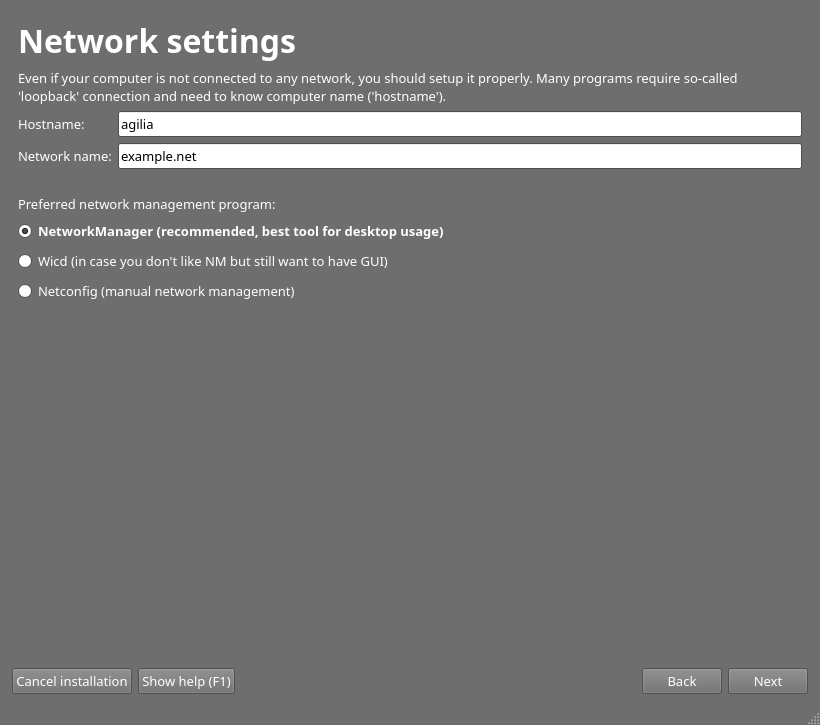
First picture: the form in guiinstaller/guisetup/mainwindow.ui, repository aix27249/mpkg, before the edit.
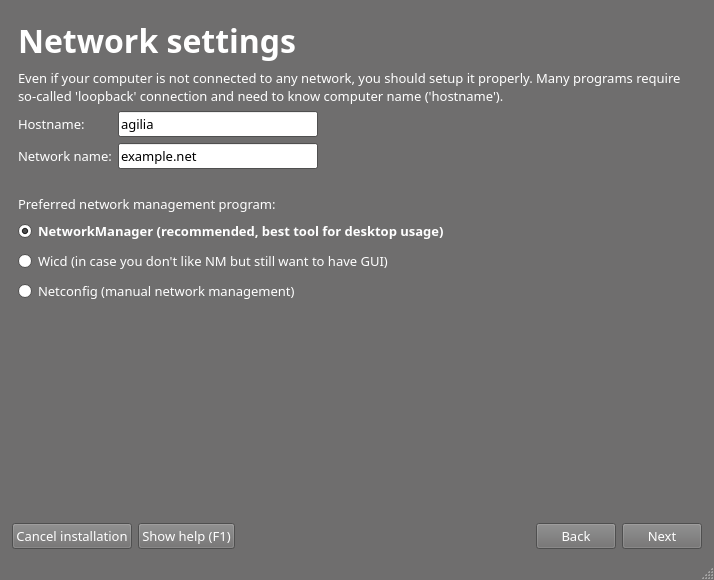
Second picture: the form after the edit. The open tabs and pages were chosen to show the change. Icons and pictures are not drawn.

Commit message: "oh shi, i did it" (c) - fixed window sizes (damn X11 no-standard-do-like-you-want things)

```diff
--- a/guiinstaller/guisetup/mainwindow.ui
+++ b/guiinstaller/guisetup/mainwindow.ui
@@ -6,8 +6,8 @@
    <rect>
     <x>0</x>
     <y>0</y>
-    <width>820</width>
-    <height>725</height>
+    <width>714</width>
+    <height>580</height>
    </rect>
   </property>
   <property name="sizePolicy">
@@ -16,6 +16,18 @@
     <verstretch>0</verstretch>
    </sizepolicy>
   </property>
+  <property name="minimumSize">
+   <size>
+    <width>400</width>
+    <height>300</height>
+   </size>
+  </property>
+  <property name="maximumSize">
+   <size>
+    <width>800</width>
+    <height>580</height>
+   </size>
+  </property>
   <property name="palette">
    <palette>
     <active>
@@ -440,6 +452,12 @@
    <string>AgiliaLinux Setup</string>
   </property>
   <widget class="QWidget" name="centralwidget">
+   <property name="sizePolicy">
+    <sizepolicy hsizetype="Expanding" vsizetype="Expanding">
+     <horstretch>0</horstretch>
+     <verstretch>0</verstretch>
+    </sizepolicy>
+   </property>
    <property name="font">
     <font>
      <pointsize>10</pointsize>
@@ -811,6 +829,12 @@
               </item>
               <item row="0" column="1">
                <widget class="QLineEdit" name="hostnameEdit">
+                <property name="maximumSize">
+                 <size>
+                  <width>200</width>
+                  <height>16777215</height>
+                 </size>
+                </property>
                 <property name="text">
                  <string>agilia</string>
                 </property>
@@ -825,11 +849,43 @@
               </item>
               <item row="1" column="1">
                <widget class="QLineEdit" name="netnameEdit">
+                <property name="maximumSize">
+                 <size>
+                  <width>200</width>
+                  <height>16777215</height>
+                 </size>
+                </property>
                 <property name="text">
                  <string>example.net</string>
                 </property>
                </widget>
               </item>
+              <item row="0" column="2">
+               <spacer name="horizontalSpacer_12">
+                <property name="orientation">
+                 <enum>Qt::Horizontal</enum>
+                </property>
+                <property name="sizeHint" stdset="0">
+                 <size>
+                  <width>40</width>
+                  <height>20</height>
+                 </size>
+                </property>
+               </spacer>
+              </item>
+              <item row="1" column="2">
+               <spacer name="horizontalSpacer_34">
+                <property name="orientation">
+                 <enum>Qt::Horizontal</enum>
+                </property>
+                <property name="sizeHint" stdset="0">
+                 <size>
+                  <width>40</width>
+                  <height>20</height>
+                 </size>
+                </property>
+               </spacer>
+              </item>
              </layout>
             </item>
             <item>
```
Left out of the diff: 96 changed lines with no effect on the pictures. The commit also changes 5 other files.
